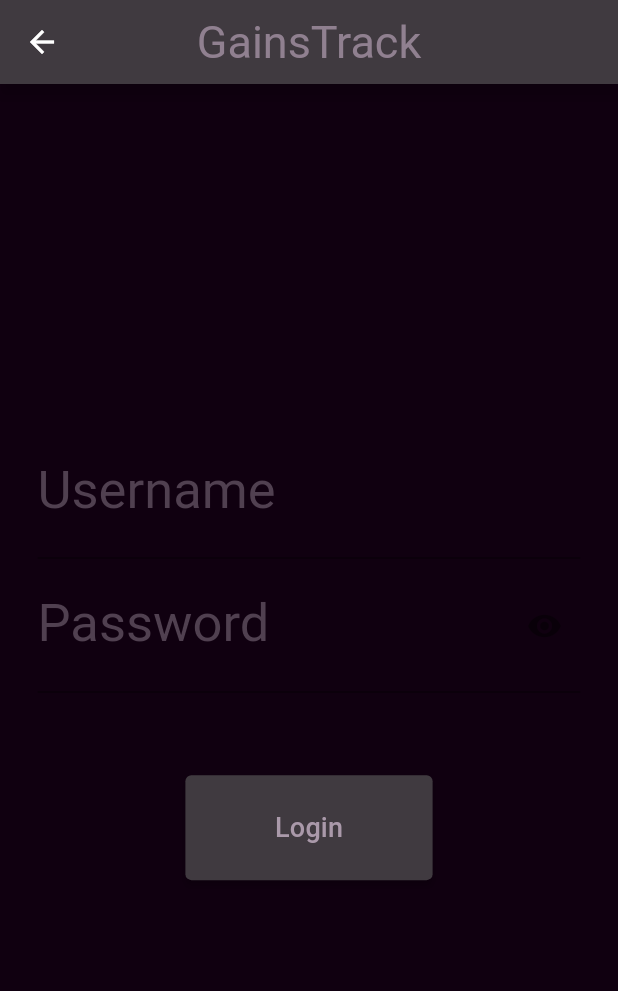
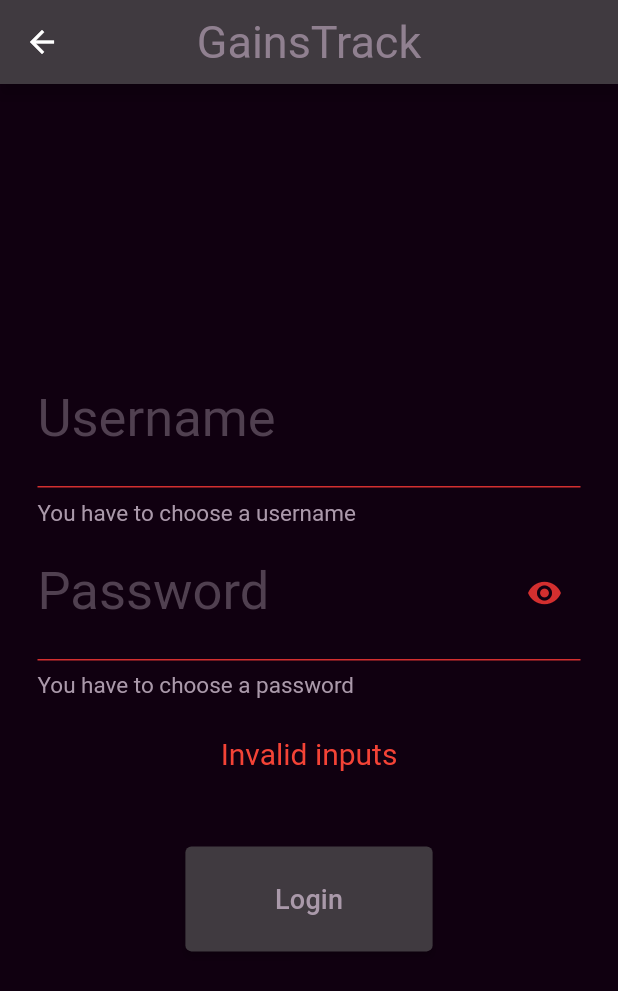
Before and after one commit to VToporan/WorkoutTracker, a Flutter app: the Validate screen opened directly, after a tap on "Login", on a phone screen of 412 x 824 dp. Shown: the top 991 px of the screen. Run offline on Flutter 3.47's test engine with Material 2 defaults, Android fonts, the phone set to English and light mode, and no system bars; our stand-ins replace flutter_slidable.

Commit message:
Adds validators for input fields

```diff
--- a/frontend/lib/main.dart
+++ b/frontend/lib/main.dart
@@ -87,7 +87,7 @@ class Home extends StatefulWidget {
 
 class HomeState extends State<Home> {
   static List<NavigationInfo> navInfo = [
-    NavigationInfo(const Home(), "Home", Icons.home),
+    NavigationInfo(const Exercises(), "Exercises", Icons.fitness_center),
     NavigationInfo(const History(), "History", Icons.history_sharp)
   ];
   int currentNavIndex = 0;
--- a/frontend/lib/pages/validation.dart
+++ b/frontend/lib/pages/validation.dart
@@ -57,7 +57,7 @@ class ValidateState extends State<Validate> {
           ),
           ErrorComponent(message: errorMessage),
           Padding(
-            padding: const EdgeInsets.only(top: 20),
+            padding: const EdgeInsets.only(top: 40),
             child: submitButton(),
           )
         ],
@@ -65,13 +65,36 @@ class ValidateState extends State<Validate> {
     );
   }
 
+  Widget submitButton() {
+    if (widget.isLoginPage) {
+      return ButtonComponent(
+        buttonFunction: attemptLogin,
+        buttonText: "Login",
+      );
+    } else {
+      return ButtonComponent(
+        buttonFunction: attemptRegister,
+        buttonText: "Register",
+      );
+    }
+  }
+
   void attemptRegister() {
     String username = userController.text;
     String email = emailController.text;
     String password = passwordController.text;
-    String confirm = confirmController.text;
+    resetErrorMessages();
 
-    Map<String, dynamic> payload() => {
+    validateUsername(username);
+    validateEmail(email);
+    validatePassword(password);
+    validateConfirmPassword(password);
+
+    if (isError) {
+      errorMessage = "Invalid inputs";
+    }
+
+    Map<String, dynamic> payload = {
       'username': username,
       'email': email,
       'password': password,
@@ -80,15 +103,21 @@ class ValidateState extends State<Validate> {
     setState(() {
       setRegisterInputs();
     });
-
-    resetErrorMessages();
   }
 
   void attemptLogin() {
     String username = userController.text;
     String password = passwordController.text;
+    resetErrorMessages();
 
-    Map<String, dynamic> payload() => {
+    validateUsername(username);
+    validatePassword(password);
+
+    if (isError) {
+      errorMessage = "Invalid inputs";
+    }
+
+    Map<String, dynamic> payload = {
       'username': username,
       'password': password,
     };
@@ -96,8 +125,6 @@ class ValidateState extends State<Validate> {
     setState(() {
       setLoginInputs();
     });
-
-    resetErrorMessages();
   }
 
   void setRegisterInputs() {
@@ -151,19 +178,39 @@ class ValidateState extends State<Validate> {
     emailError = "";
     passError = "";
     confirmError = "";
+    errorMessage = "";
   }
 
-  Widget submitButton() {
-    if (widget.isLoginPage) {
-      return ButtonComponent(
-        buttonFunction: attemptLogin,
-        buttonText: "Login",
-      );
-    } else {
-      return ButtonComponent(
-        buttonFunction: attemptRegister,
-        buttonText: "Register",
-      );
+  void validateUsername(String username) {
+    if (username.isEmpty) {
+      userError = "You have to choose a username";
+      isError = true;
+      return;
+    }
+  }
+
+  void validateEmail(String email) {
+    if (email.isEmpty) {
+      emailError = "You have to provide an email";
+      isError = true;
+      return;
+    }
+  }
+
+  void validatePassword(String password) {
+    if (password.isEmpty) {
+      passError = "You have to choose a password";
+      isError = true;
+      return;
+    }
+  }
+
+  void validateConfirmPassword(String password) {
+    String confirm = confirmController.text;
+    if (confirm.isEmpty) {
+      confirmError = "You have to confirm the password";
+      isError = true;
+      return;
     }
   }
 }
```
Lines whose indentation alone changed are shown as unchanged.
